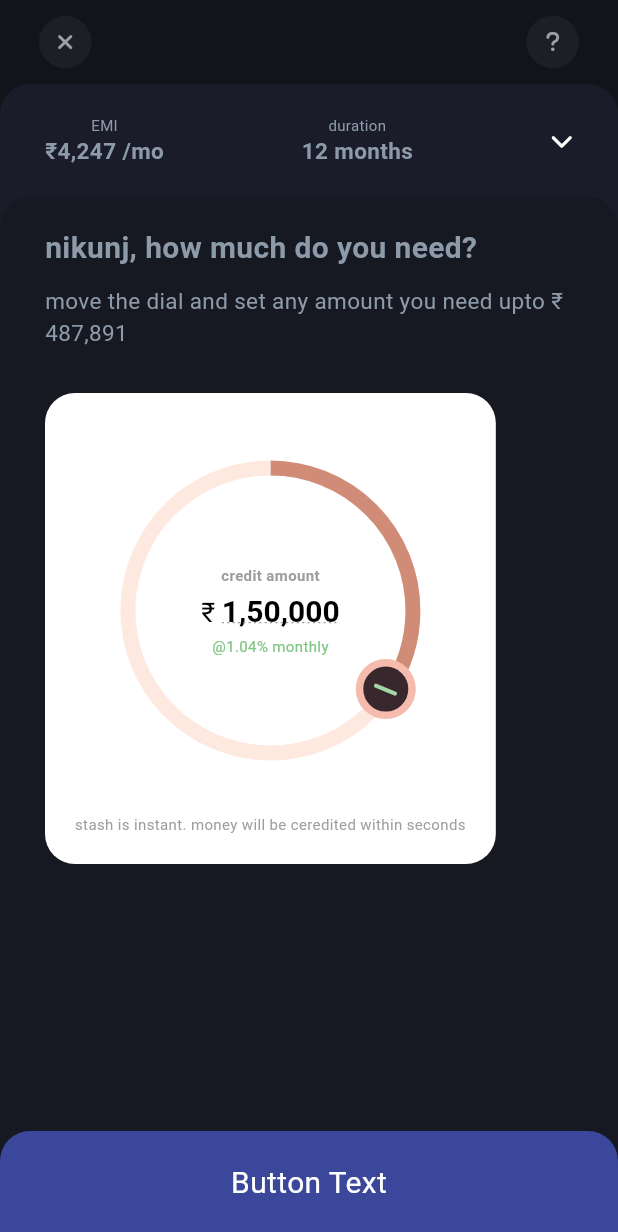
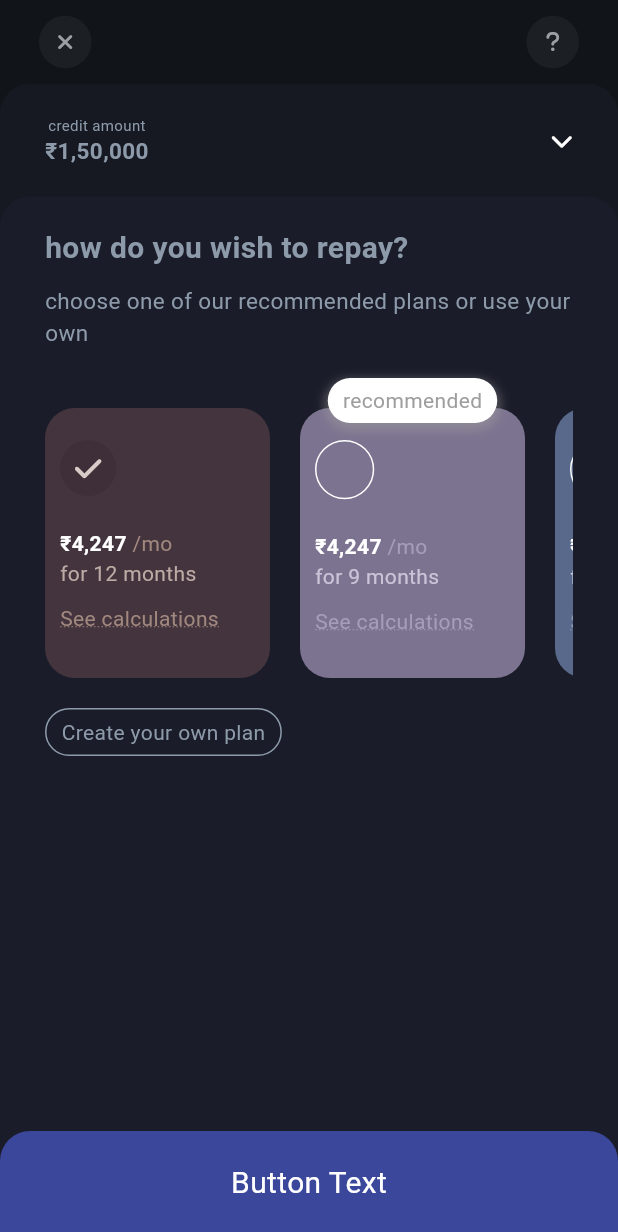
Before and after one commit to SourishBiswas23/cred_assignment, a Flutter app: the screen it shows after launch, on a phone screen of 412 x 824 dp. Shown: the top 1232 px of the screen. Run offline on Flutter 3.47's test engine with Material 3 defaults, Android fonts, the phone set to English and light mode, and no system bars; our stand-ins replace font_awesome_flutter.

Commit message:
Created second view expanded

```diff
--- a/lib/views/home_page/home_page.dart
+++ b/lib/views/home_page/home_page.dart
@@ -1,6 +1,5 @@
 import 'package:cred_assignment/views/home_page/first_view/first_view_collapsed.dart';
-import 'package:cred_assignment/views/home_page/first_view/first_view_expanded.dart';
-import 'package:cred_assignment/views/home_page/second_view/second_view_collapsed.dart';
+import 'package:cred_assignment/views/home_page/second_view/second_view_expanded.dart';
 import 'package:flutter/material.dart';
 
 import '../../app_theme.dart';
@@ -27,14 +26,14 @@ class _HomePageState extends State<HomePage> {
             left: 0,
             right: 0,
             bottom: 0,
-            child: SecondViewCollapsed(),
+            child: FirstViewCollapsed(),
           ),
           Positioned(
             top: 75,
             left: 0,
             right: 0,
             bottom: 0,
-            child: FirstViewExpanded(),
+            child: SecondViewExpanded(),
           ),
           NextButton(),
         ],
--- /dev/null
+++ b/lib/views/home_page/second_view/first_plan.dart
@@ -0,0 +1,72 @@
+import 'package:flutter/material.dart';
+import 'package:font_awesome_flutter/font_awesome_flutter.dart';
+
+class FirstPlan extends StatelessWidget {
+  const FirstPlan({
+    super.key,
+  });
+
+  @override
+  Widget build(BuildContext context) {
+    return Container(
+      margin: const EdgeInsets.only(top: 40, right: 20),
+      padding: const EdgeInsets.only(left: 10, right: 10, top: 20),
+      decoration: BoxDecoration(
+        color: const Color(0xFF44343E),
+        borderRadius: BorderRadius.circular(20),
+      ),
+      width: 150,
+      child: Column(
+        crossAxisAlignment: CrossAxisAlignment.start,
+        children: [
+          Container(
+            padding: const EdgeInsets.all(10),
+            decoration: const BoxDecoration(
+              color: Color(0xFF3E2F38),
+              shape: BoxShape.circle,
+            ),
+            child: FaIcon(
+              FontAwesomeIcons.check,
+              size: 20,
+              color: Colors.brown.shade100,
+            ),
+          ),
+          const SizedBox(height: 20),
+          Row(
+            children: [
+              const Text(
+                '₹4,247 ',
+                style: TextStyle(
+                  color: Colors.white,
+                  fontWeight: FontWeight.bold,
+                ),
+              ),
+              Text(
+                '/mo',
+                style: TextStyle(
+                  color: Colors.brown.shade300,
+                ),
+              ),
+            ],
+          ),
+          Text(
+            'for 12 months',
+            style: TextStyle(
+              color: Colors.brown.shade200,
+            ),
+          ),
+          const SizedBox(height: 10),
+          Text(
+            'See calculations',
+            style: TextStyle(
+              color: Colors.brown.shade300,
+              decoration: TextDecoration.underline,
+              decorationStyle: TextDecorationStyle.dotted,
+              decorationColor: Colors.brown.shade300,
+            ),
+          )
+        ],
+      ),
+    );
+  }
+}
--- /dev/null
+++ b/lib/views/home_page/second_view/second_plan.dart
@@ -0,0 +1,100 @@
+import 'package:flutter/material.dart';
+import 'package:font_awesome_flutter/font_awesome_flutter.dart';
+
+class SecondPlan extends StatelessWidget {
+  const SecondPlan({
+    super.key,
+  });
+
+  @override
+  Widget build(BuildContext context) {
+    return Padding(
+      padding: const EdgeInsets.only(right: 20),
+      child: Stack(
+        alignment: AlignmentDirectional.topCenter,
+        children: [
+          Container(
+            margin: const EdgeInsets.only(top: 40),
+            padding: const EdgeInsets.only(left: 10, right: 10, top: 20),
+            decoration: BoxDecoration(
+              color: const Color(0xFF7C7390),
+              borderRadius: BorderRadius.circular(20),
+            ),
+            width: 150,
+            child: Column(
+              crossAxisAlignment: CrossAxisAlignment.start,
+              children: [
+                Container(
+                  padding: const EdgeInsets.all(10),
+                  decoration: BoxDecoration(
+                    border: Border.all(width: 1, color: Colors.white),
+                    shape: BoxShape.circle,
+                  ),
+                  child: const FaIcon(
+                    FontAwesomeIcons.check,
+                    size: 20,
+                    color: Colors.transparent,
+                  ),
+                ),
+                const SizedBox(height: 20),
+                const Row(
+                  children: [
+                    Text(
+                      '₹4,247 ',
+                      style: TextStyle(
+                        color: Colors.white,
+                        fontWeight: FontWeight.bold,
+                      ),
+                    ),
+                    Text(
+                      '/mo',
+                      style: TextStyle(
+                        color: Color(0xFFA69DB8),
+                      ),
+                    ),
+                  ],
+                ),
+                const Text(
+                  'for 9 months',
+                  style: TextStyle(
+                    color: Color(0xFFCBC3D8),
+                  ),
+                ),
+                const SizedBox(height: 10),
+                const Text(
+                  'See calculations',
+                  style: TextStyle(
+                    color: Color(0xFFA69DB8),
+                    decoration: TextDecoration.underline,
+                    decorationStyle: TextDecorationStyle.dotted,
+                    decorationColor: Color(0xFFA69DB8),
+                  ),
+                )
+              ],
+            ),
+          ),
+          Container(
+            margin: const EdgeInsets.only(top: 20),
+            padding: const EdgeInsets.symmetric(horizontal: 10, vertical: 5),
+            decoration: BoxDecoration(
+              color: Colors.white,
+              borderRadius: BorderRadius.circular(20),
+              boxShadow: [
+                BoxShadow(
+                  color: Colors.grey.withOpacity(0.5),
+                  spreadRadius: 2,
+                  blurRadius: 5,
+                  offset: const Offset(0, 3),
+                ),
+              ],
+            ),
+            child: const Text(
+              'recommended',
+              style: TextStyle(color: Colors.grey),
+            ),
+          ),
+        ],
+      ),
+    );
+  }
+}
--- /dev/null
+++ b/lib/views/home_page/second_view/second_view_expanded.dart
@@ -0,0 +1,66 @@
+import 'package:flutter/material.dart';
+
+import '../../../app_theme.dart';
+import 'first_plan.dart';
+import 'second_plan.dart';
+import 'third_plan.dart';
+
+class SecondViewExpanded extends StatelessWidget {
+  const SecondViewExpanded({super.key});
+
+  final List<Widget> plans = const [FirstPlan(), SecondPlan(), ThirdPlan()];
+
+  @override
+  Widget build(BuildContext context) {
+    return Container(
+      decoration: const BoxDecoration(
+        borderRadius: BorderRadius.only(
+          topLeft: Radius.circular(AppTheme.viewBorderRadius),
+          topRight: Radius.circular(AppTheme.viewBorderRadius),
+        ),
+        color: AppTheme.secondViewColor,
+      ),
+      padding: const EdgeInsets.symmetric(
+        horizontal: 30,
+        vertical: 20,
+      ),
+      child: Column(
+        crossAxisAlignment: CrossAxisAlignment.start,
+        children: [
+          const Text(
+            'how do you wish to repay?',
+            style: AppTheme.expandedViewTitleStyle,
+          ),
+          const SizedBox(height: 10),
+          const Text(
+            'choose one of our recommended plans or use your own',
+            style: AppTheme.expandedViewSubTitleStyle,
+          ),
+          SizedBox(
+            height: 220,
+            child: ListView.builder(
+              itemCount: plans.length,
+              itemBuilder: (context, index) {
+                return plans[index];
+              },
+              scrollDirection: Axis.horizontal,
+            ),
+          ),
+          const SizedBox(height: 20),
+          Container(
+            padding: const EdgeInsets.symmetric(horizontal: 10, vertical: 5),
+            decoration: const ShapeDecoration(
+              shape: StadiumBorder(
+                side: BorderSide(width: 1, color: AppTheme.viewTextColor),
+              ),
+            ),
+            child: const Text(
+              'Create your own plan',
+              style: TextStyle(color: AppTheme.viewTextColor),
+            ),
+          )
+        ],
+      ),
+    );
+  }
+}
--- /dev/null
+++ b/lib/views/home_page/second_view/third_plan.dart
@@ -0,0 +1,70 @@
+import 'package:flutter/material.dart';
+import 'package:font_awesome_flutter/font_awesome_flutter.dart';
+
+class ThirdPlan extends StatelessWidget {
+  const ThirdPlan({super.key});
+
+  @override
+  Widget build(BuildContext context) {
+    return Container(
+      margin: const EdgeInsets.only(top: 40, right: 20),
+      padding: const EdgeInsets.only(left: 10, right: 10, top: 20),
+      decoration: BoxDecoration(
+        color: const Color(0xFF59698B),
+        borderRadius: BorderRadius.circular(20),
+      ),
+      width: 150,
+      child: Column(
+        crossAxisAlignment: CrossAxisAlignment.start,
+        children: [
+          Container(
+            padding: const EdgeInsets.all(10),
+            decoration: BoxDecoration(
+              border: Border.all(width: 1, color: Colors.white),
+              shape: BoxShape.circle,
+            ),
+            child: const FaIcon(
+              FontAwesomeIcons.check,
+              size: 20,
+              color: Colors.transparent,
+            ),
+          ),
+          const SizedBox(height: 20),
+          const Row(
+            children: [
+              Text(
+                '₹4,247 ',
+                style: TextStyle(
+                  color: Colors.white,
+                  fontWeight: FontWeight.bold,
+                ),
+              ),
+              Text(
+                '/mo',
+                style: TextStyle(
+                  color: Color(0xFF889AB2),
+                ),
+              ),
+            ],
+          ),
+          const Text(
+            'for 9 months',
+            style: TextStyle(
+              color: Color(0xFFC2C6E0),
+            ),
+          ),
+          const SizedBox(height: 10),
+          const Text(
+            'See calculations',
+            style: TextStyle(
+              color: Color(0xFF889AB2),
+              decoration: TextDecoration.underline,
+              decorationStyle: TextDecorationStyle.dotted,
+              decorationColor: Color(0xFF889AB2),
+            ),
+          )
+        ],
+      ),
+    );
+  }
+}
```
